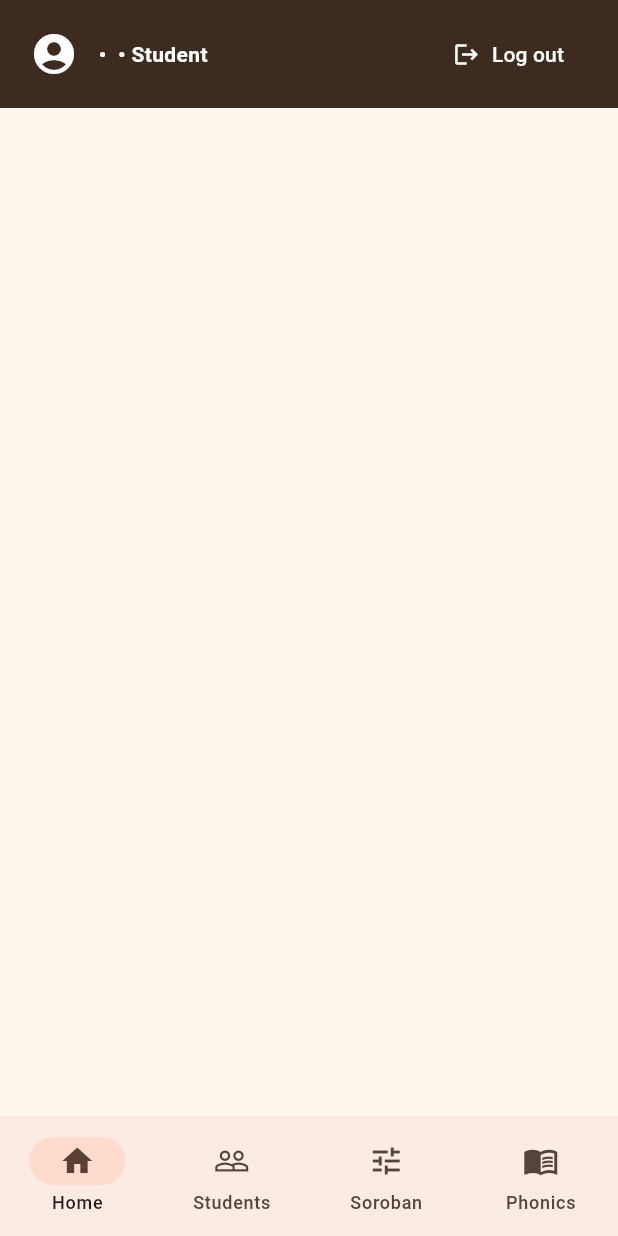
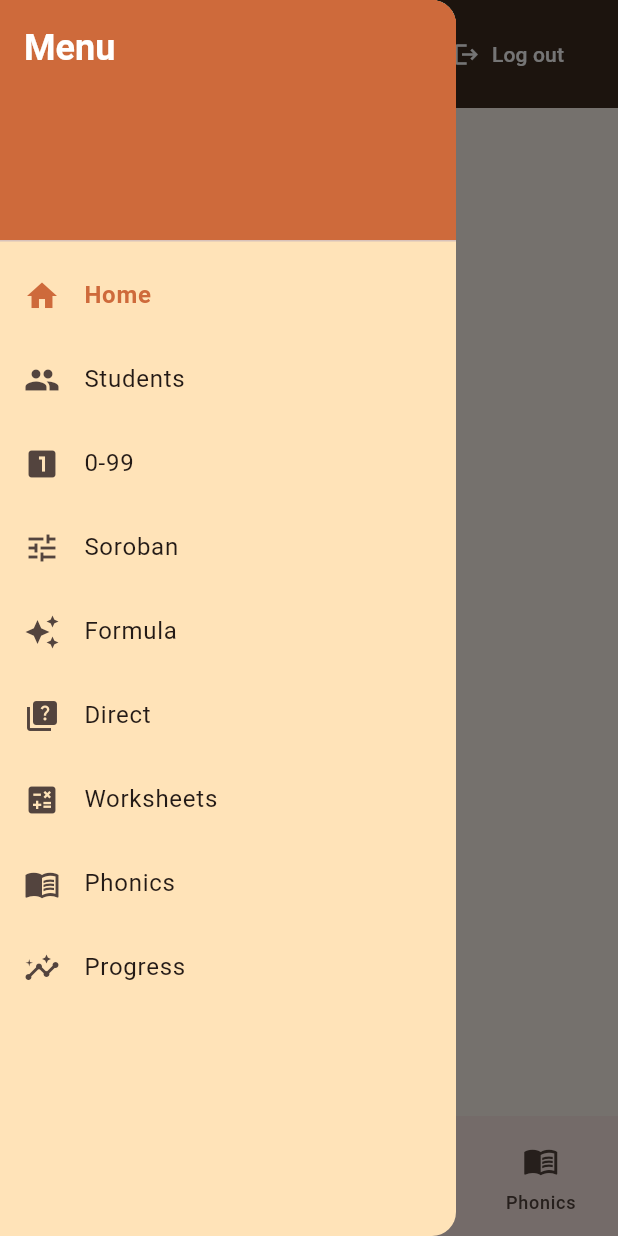
Before and after one commit to BoredAAf1/brain-gym-academy-app, a Flutter app: the AppShell screen opened directly with empty values, with the side drawer open (before the commit the screen has no drawer), on a phone screen of 412 x 824 dp. Run offline on Flutter 3.47's test engine with Material 3 defaults, Android fonts, the phone set to English and light mode, and no system bars; missing offline and left inert: dart:html; accounts and stored records are empty.

Commit message:
Added a drawer menu for mobile to allow access to all navigation functionality

```diff
--- a/frontend/lib/screens/shell/app_shell.dart
+++ b/frontend/lib/screens/shell/app_shell.dart
@@ -27,6 +27,29 @@ class AppShell extends StatelessWidget {
         final useRail = constraints.maxWidth >= 980;
 
         return Scaffold(
+          drawer: !useRail
+              ? Drawer(
+                  backgroundColor: const Color(0xFFFFE3B8),
+                  child: ListView(
+                    padding: EdgeInsets.zero,
+                    children: [
+                      DrawerHeader(
+                        decoration: const BoxDecoration(
+                          color: Color(0xFFCE6A3B),
+                        ),
+                        child: Text(
+                          'Menu',
+                          style: Theme.of(context).textTheme.headlineSmall?.copyWith(
+                                color: Colors.white,
+                                fontWeight: FontWeight.bold,
+                              ),
+                        ),
+                      ),
+                      ..._buildDrawerItems(context),
+                    ],
+                  ),
+                )
+              : null,
           body: Column(
             children: [
               UserHeader(user: user, onLogout: onLogout),
@@ -126,6 +149,33 @@ class AppShell extends StatelessWidget {
     );
   }
 
+  List<Widget> _buildDrawerItems(BuildContext context) {
+    final items = [
+      ('Home', Icons.home, AppSection.home),
+      ('Students', Icons.people, AppSection.students),
+      ('0-99', Icons.looks_one, AppSection.sorobanRepresentation),
+      ('Soroban', Icons.tune, AppSection.sorobanRepresentation),
+      ('Formula', Icons.auto_awesome, AppSection.sorobanFormula),
+      ('Direct', Icons.quiz, AppSection.sorobanDirect),
+      ('Worksheets', Icons.calculate, AppSection.worksheets),
+      ('Phonics', Icons.menu_book, AppSection.phonics),
+      ('Progress', Icons.insights, AppSection.progress),
+    ];
+
+    return items.map((item) {
+      final isSelected = selectedSection == item.$3;
+      return ListTile(
+        leading: Icon(item.$2, color: isSelected ? const Color(0xFFCE6A3B) : null),
+        title: Text(item.$1, style: TextStyle(fontWeight: isSelected ? FontWeight.bold : FontWeight.normal)),
+        selected: isSelected,
+        onTap: () {
+          onNavigate(item.$3);
+          Navigator.pop(context);
+        },
+      );
+    }).toList();
+  }
+
   int _mobileIndex(AppSection section) {
     return switch (section) {
       AppSection.home => 0,
```
Also changed, not shown: 1 other file.
